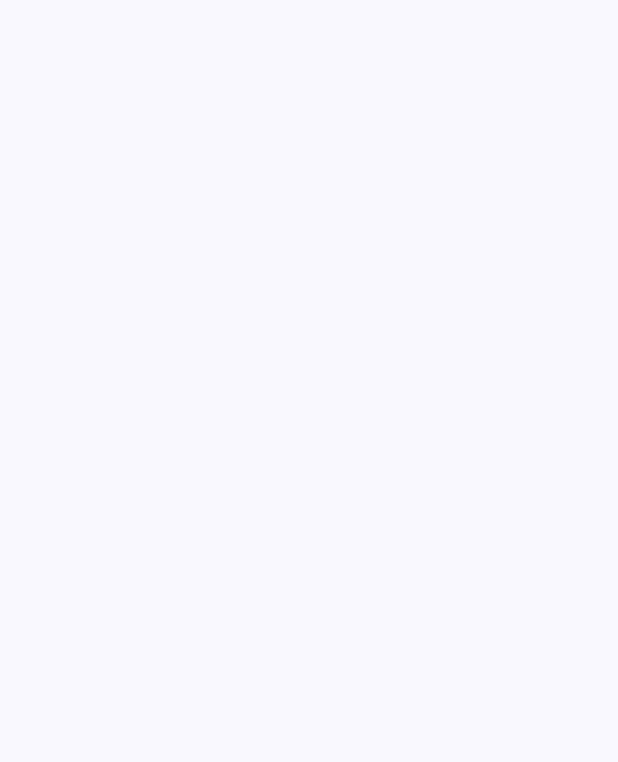
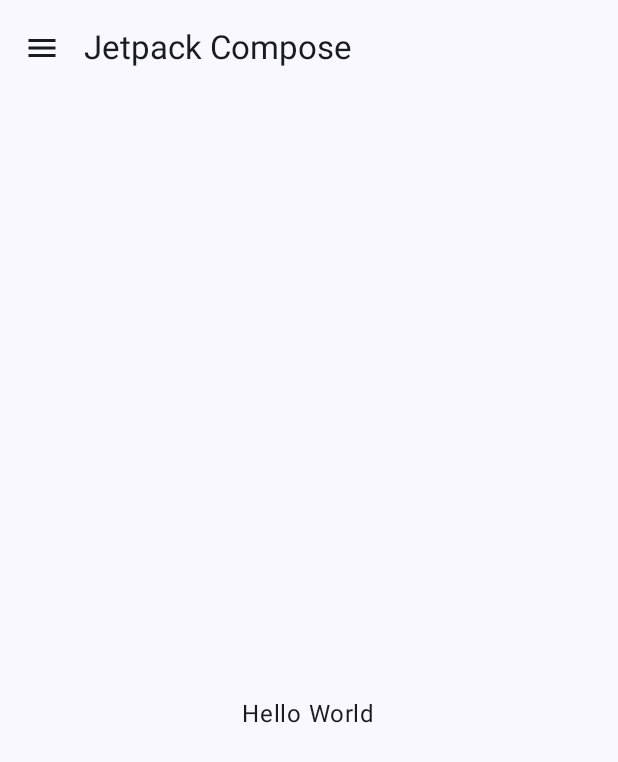
Before and after one commit to abdanzakialifian/Jetpack-Compose, an Android app built with Jetpack Compose: the screen it shows after launch (SideEffectActivity), on a phone screen of 412 x 824 dp. Before the commit the part shown is empty. Shown: the top 762 px of the screen. Run offline under Robolectric (Android 15) with nearby library versions, the phone set to English and light mode, and no system bars.

Commit message:
Add navigation drawer menu

```diff
--- a/app/build.gradle
+++ b/app/build.gradle
@@ -5,12 +5,12 @@ plugins {
 
 android {
     namespace 'com.compose.jetpackcompose'
-    compileSdk 33
+    compileSdk 34
 
     defaultConfig {
         applicationId "com.compose.jetpackcompose"
         minSdk 24
-        targetSdk 33
+        targetSdk 34
         versionCode 1
         versionName "1.0"
 
@@ -65,5 +65,5 @@ dependencies {
     implementation 'androidx.compose.ui:ui'
     implementation 'androidx.compose.ui:ui-graphics'
     implementation 'androidx.compose.ui:ui-tooling-preview'
-    implementation 'androidx.compose.material3:material3'
+    implementation 'androidx.compose.material3:material3:1.2.0-alpha03'
 }
--- a/app/src/main/java/com/compose/jetpackcompose/SideEffectActivity.kt
+++ b/app/src/main/java/com/compose/jetpackcompose/SideEffectActivity.kt
@@ -4,16 +4,35 @@ import android.os.Bundle
 import androidx.activity.ComponentActivity
 import androidx.activity.compose.setContent
 import androidx.compose.foundation.layout.Box
+import androidx.compose.foundation.layout.Column
+import androidx.compose.foundation.layout.Spacer
 import androidx.compose.foundation.layout.fillMaxSize
+import androidx.compose.foundation.layout.height
+import androidx.compose.foundation.layout.padding
+import androidx.compose.material.icons.Icons
+import androidx.compose.material.icons.filled.Menu
+import androidx.compose.material3.DrawerValue
+import androidx.compose.material3.ExperimentalMaterial3Api
+import androidx.compose.material3.Icon
+import androidx.compose.material3.IconButton
 import androidx.compose.material3.MaterialTheme
+import androidx.compose.material3.ModalDrawerSheet
+import androidx.compose.material3.ModalNavigationDrawer
+import androidx.compose.material3.Scaffold
 import androidx.compose.material3.Surface
 import androidx.compose.material3.Text
+import androidx.compose.material3.TopAppBar
+import androidx.compose.material3.rememberDrawerState
 import androidx.compose.runtime.Composable
+import androidx.compose.runtime.rememberCoroutineScope
 import androidx.compose.ui.Alignment
 import androidx.compose.ui.Modifier
+import androidx.compose.ui.res.stringResource
 import androidx.compose.ui.tooling.preview.Devices
 import androidx.compose.ui.tooling.preview.Preview
+import androidx.compose.ui.unit.dp
 import com.compose.jetpackcompose.ui.theme.JetpackComposeTheme
+import kotlinx.coroutines.launch
 
 class SideEffectActivity : ComponentActivity() {
     override fun onCreate(savedInstanceState: Bundle?) {
@@ -28,17 +47,73 @@ class SideEffectActivity : ComponentActivity() {
 
 @Composable
 fun SideEffectApp() {
+    val drawerState = rememberDrawerState(initialValue = DrawerValue.Closed)
+    val scope = rememberCoroutineScope()
+
     // A surface container using the 'background' color from the theme
     Surface(
         modifier = Modifier.fillMaxSize(),
         color = MaterialTheme.colorScheme.background
     ) {
+        Scaffold(topBar = {
+            MyTopAppBar(onMenuClick = {
+                scope.launch {
+                    if (drawerState.isClosed) {
+                        drawerState.open()
+                    } else {
+                        drawerState.close()
+                    }
+                }
+            })
+        }) { paddingValues ->
+            ModalNavigationDrawer(
+                modifier = Modifier.padding(paddingValues),
+                drawerState = drawerState,
+                gesturesEnabled = drawerState.isOpen,
+                drawerContent = {
+                    ModalDrawerSheet {
+                        Spacer(modifier = Modifier.height(12.dp))
+                        Text(text = stringResource(id = R.string.hello_from_nav_drawer))
+                    }
+                },
+                content = {
+                    Box(
+                        modifier = Modifier
+                            .fillMaxSize()
+                            .padding(paddingValues)
+                    ) {
+                        Column(modifier = Modifier.align(Alignment.Center)) {
+                            Text(text = stringResource(id = R.string.hello_world))
+                        }
+                    }
+                }
+            )
+        }
     }
+}
+
+@OptIn(ExperimentalMaterial3Api::class)
+@Composable
+fun MyTopAppBar(onMenuClick: () -> Unit, modifier: Modifier = Modifier) {
+    TopAppBar(
+        modifier = modifier,
+        navigationIcon = {
+            IconButton(onClick = onMenuClick) {
+                Icon(
+                    imageVector = Icons.Default.Menu,
+                    contentDescription = stringResource(id = R.string.menu)
+                )
+            }
+        },
+        title = {
+            Text(text = stringResource(id = R.string.app_name))
+        })
 }
 
 @Preview(showBackground = true, name = "Greeting Preview", device = Devices.PIXEL_4)
 @Composable
 fun SideEffectAppPreview() {
     JetpackComposeTheme {
+        SideEffectApp()
     }
 }
```
